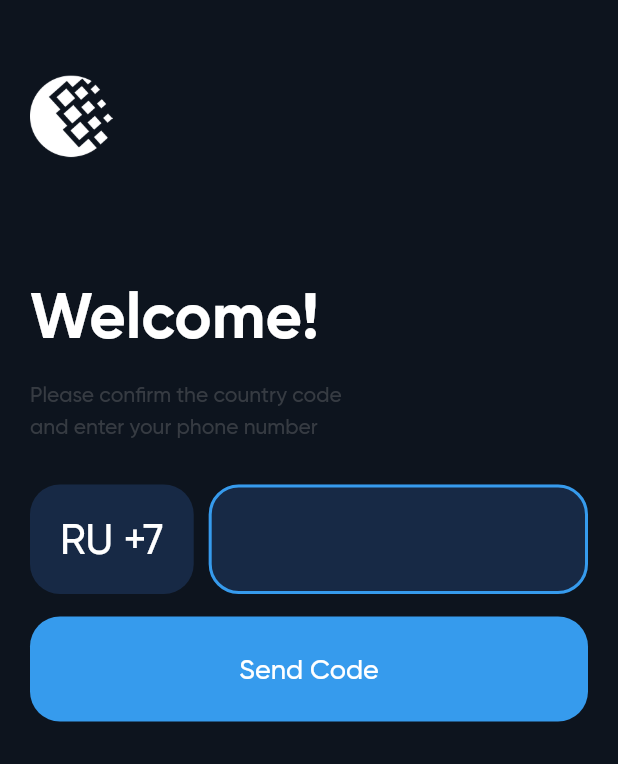
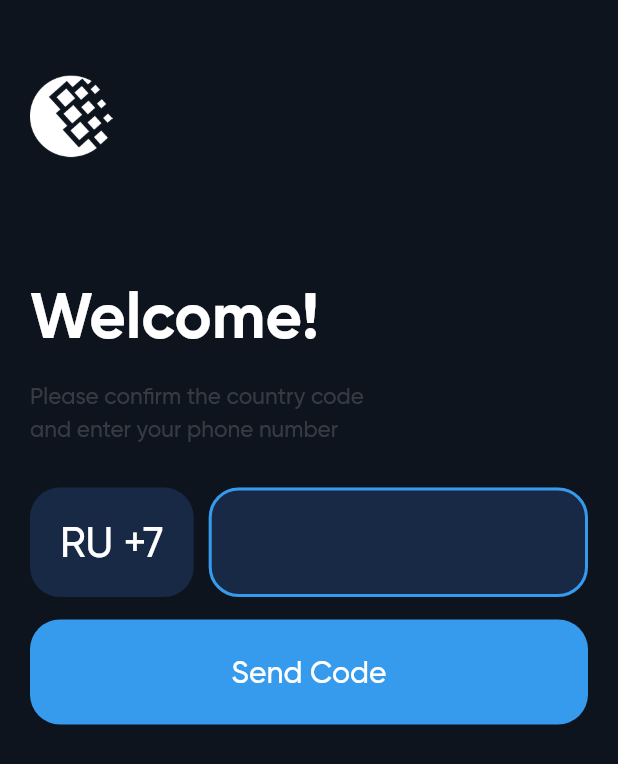
Before and after one commit to blyoha/flutter-web-wallet, a Flutter app: the screen it shows after launch, on a phone screen of 412 x 824 dp. Shown: the top 764 px of the screen. Run offline on Flutter 3.47's test engine with Material 2 defaults, Android fonts, the phone set to English and light mode, and no system bars; our stand-ins replace mask_text_input_formatter, pin_code_fields.

Commit message:
Changed text styles (again).

```diff
--- a/lib/constants/constants.dart
+++ b/lib/constants/constants.dart
@@ -14,14 +14,13 @@ class AppColors {
 
 class AppTexts {
   static TextStyle primaryStyle =
-      TextStyle(color: AppColors.textColor1, fontSize: 18);
+      TextStyle(color: AppColors.textColor1, fontSize: 20);
   static TextStyle secondaryStyle =
-      TextStyle(color: AppColors.textColor2, fontSize: 14, height: 1.5);
+      TextStyle(color: AppColors.textColor2, fontSize: 15, height: 1.5);
   static TextStyle headerStyle = TextStyle(
       color: AppColors.textColor1, fontSize: 42, fontWeight: FontWeight.bold);
   static TextStyle numberStyle =
       TextStyle(color: AppColors.textColor1, fontSize: 28);
-  static TextStyle interactiveStyle = TextStyle(
-      color: AppColors.focusColor,
-      fontSize: 14);
+  static TextStyle interactiveStyle =
+      TextStyle(color: AppColors.focusColor, fontSize: 14);
 }
```
